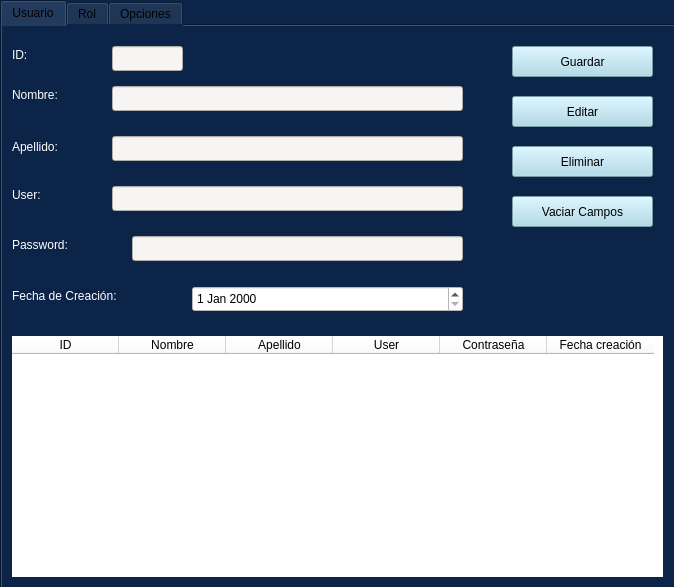
Above: Interfaces/VentanaPrincipal.ui from FranciscoMelen10/Seguridad_UT before the change. Below: the same form after it.
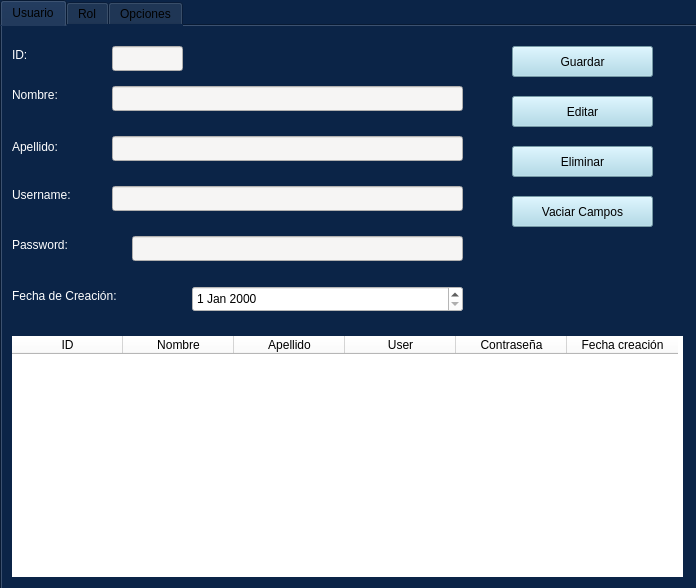
That is the form after the change.

Diff of the .ui file:
```diff
--- a/Interfaces/VentanaPrincipal.ui
+++ b/Interfaces/VentanaPrincipal.ui
@@ -6,8 +6,8 @@
    <rect>
     <x>0</x>
     <y>0</y>
-    <width>674</width>
-    <height>587</height>
+    <width>696</width>
+    <height>588</height>
    </rect>
   </property>
   <property name="windowTitle">
@@ -22,7 +22,7 @@
      <rect>
       <x>0</x>
       <y>0</y>
-      <width>781</width>
+      <width>701</width>
       <height>591</height>
      </rect>
     </property>
@@ -47,7 +47,7 @@
        <rect>
         <x>10</x>
         <y>310</y>
-        <width>651</width>
+        <width>671</width>
         <height>241</height>
        </rect>
       </property>
@@ -64,7 +64,7 @@
        <enum>QAbstractScrollArea::AdjustToContents</enum>
       </property>
       <attribute name="horizontalHeaderDefaultSectionSize">
-       <number>107</number>
+       <number>111</number>
       </attribute>
       <attribute name="verticalHeaderDefaultSectionSize">
        <number>25</number>
@@ -151,7 +151,7 @@
 color: rgb(255, 255, 255);</string>
       </property>
       <property name="text">
-       <string>User:</string>
+       <string>Username:</string>
       </property>
      </widget>
      <widget class="QLabel" name="label_4">
```
Left out of the diff: 44 changed lines with no effect on the pictures.
